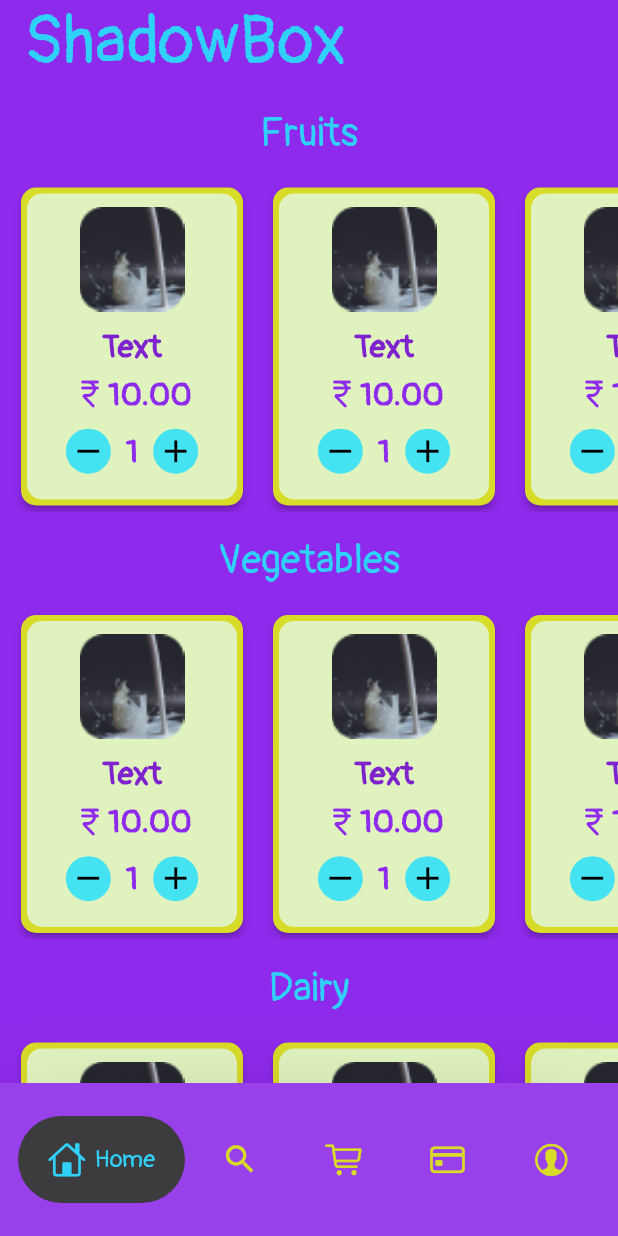
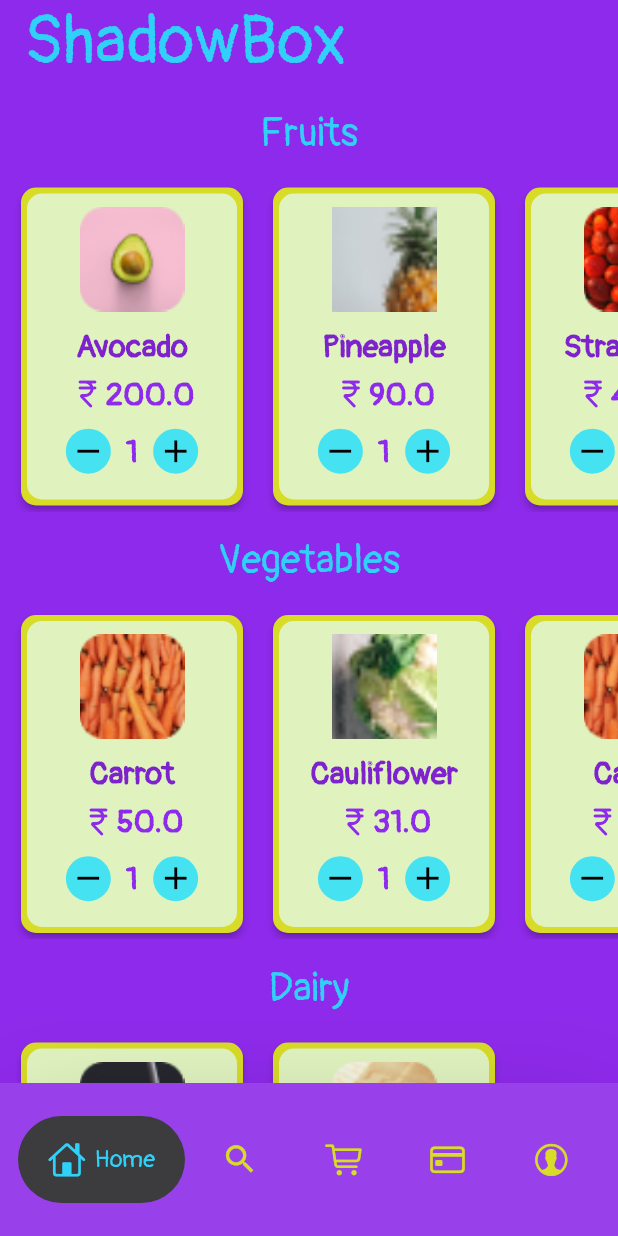
Before and after one commit to malik-vishu/GroceryApp_Flutter, a Flutter app: the screen it shows after launch, on a phone screen of 412 x 824 dp. Run offline on Flutter 3.47's test engine with Material 2 defaults, Android fonts, the phone set to English and light mode, and no system bars; drawn by our look-alikes of google_nav_bar, velocity_x; our stand-ins replace another_flutter_splash_screen, auto_size_text; missing offline and left inert: chip_list.

Commit message:
HomeScreen updated with data

```diff
--- a/lib/screens/cart_screen.dart
+++ b/lib/screens/cart_screen.dart
@@ -56,7 +56,7 @@ class CartScreen extends StatelessWidget {
                         style: const TextStyle(
                             color: MyThemes.headingBlueColor, fontSize: 40)),
                   ],
-                ).expand(),
+                ),
               ),
             ),
             OutlinedButton(
--- a/lib/screens/home_screen.dart
+++ b/lib/screens/home_screen.dart
@@ -1,13 +1,15 @@
-import 'package:flutter/cupertino.dart';
+import 'dart:developer';
+
 import 'package:flutter/material.dart';
+import 'package:grocery_app/utils/home_screen_row_data.dart';
 
 import 'package:grocery_app/widgets/themes.dart';
 import 'package:velocity_x/velocity_x.dart';
-
+import 'dart:core';
 import '../widgets/navigation.dart';
 
 class HomeScreen extends StatefulWidget {
-  HomeScreen({super.key});
+  const HomeScreen({super.key});
 
   @override
   State<HomeScreen> createState() => _HomeScreenState();
@@ -18,6 +20,13 @@ class _HomeScreenState extends State<HomeScreen> {
     return await Navigator.push(context,
         MaterialPageRoute(builder: (context) => const NavigationWidget()));
   }
+
+  // int lenV =
+  //     CartModel.allHomeData.where((element) => element.category == "V").length;
+  // int lenF =
+  //     CartModel.allHomeData.where((element) => element.category == "F").length;
+  // int lenD =
+  //     CartModel.allHomeData.where((element) => element.category == "D").length;
 
   @override
   Widget build(BuildContext context) {
@@ -38,6 +47,7 @@ class _HomeScreenState extends State<HomeScreen> {
             elevation: 0.0,
           ),
           body: VxScrollVertical(
+            // padding: EdgeInsets.zero,
             child: <Widget>[
               "Fruits"
                   .text
@@ -46,7 +56,9 @@ class _HomeScreenState extends State<HomeScreen> {
                   .color(MyThemes.headingBlueColor)
                   .make()
                   .py16(),
-            const RowOnHomeScreen(),
+              const RowOnHomeScreen(
+                  // length: lenF,
+                  category: "F"),
               "Vegetables"
                   .text
                   .fontFamily(MyThemes.headingFonts)
@@ -54,7 +66,10 @@ class _HomeScreenState extends State<HomeScreen> {
                   .color(MyThemes.headingBlueColor)
                   .make()
                   .py16(),
-            const RowOnHomeScreen(),
+              const RowOnHomeScreen(
+                // length: lenV,
+                category: "V",
+              ),
               "Dairy"
                   .text
                   .fontFamily(MyThemes.headingFonts)
@@ -62,26 +77,22 @@ class _HomeScreenState extends State<HomeScreen> {
                   .color(MyThemes.headingBlueColor)
                   .make()
                   .py16(),
-            const RowOnHomeScreen(),
+              const RowOnHomeScreen(
+                // length: lenD,
+                category: "D",
+              ),
             ].vStack(),
           ),
-        // floatingActionButtonLocation: FloatingActionButtonLocation.endTop,
-        // floatingActionButton: FloatingActionButton(
-        //     elevation: 2,
-        //     onPressed: () {},
-        //     backgroundColor: Colors.blue[400],
-        //     child: const Icon(
-        //       CupertinoIcons.cart,
-        //     )),
-      ),
-    );
+        ));
   }
 }
 
 class RowOnHomeScreen extends StatelessWidget {
   const RowOnHomeScreen({
     super.key,
+    required this.category,
   });
+  final String? category;
 
   @override
   Widget build(BuildContext context) {
@@ -89,9 +100,15 @@ class RowOnHomeScreen extends StatelessWidget {
       height: 220,
       child: ListView.builder(
         scrollDirection: Axis.horizontal,
-        itemCount: 5,
+        itemCount: CartModel.allHomeData.length,
         itemBuilder: (context, index) {
-          return const CardWidgetHomeScreen();
+          log("$index");
+          if (CartModel.allHomeData[index].category == category) {
+            log(CartModel.allHomeData[index].item);
+            log("$index");
+            return CardWidgetHomeScreen(item: CartModel.allHomeData[index]);
+          }
+          return Container();
         },
       ),
     );
@@ -99,9 +116,9 @@ class RowOnHomeScreen extends StatelessWidget {
 }
 
 class CardWidgetHomeScreen extends StatelessWidget {
-  const CardWidgetHomeScreen({
-    super.key,
-  });
+  const CardWidgetHomeScreen({super.key, required this.item});
+
+  final AllHomeRowsClass item;
 
   @override
   Widget build(BuildContext context) {
@@ -128,16 +145,16 @@ class CardWidgetHomeScreen extends StatelessWidget {
                 mainAxisAlignment: MainAxisAlignment.center,
                 crossAxisAlignment: CrossAxisAlignment.center,
                 children: [
-                  const Image(
+                  Image(
                     fit: BoxFit.cover,
-                    image: AssetImage("assets/images/Milk.png"),
+                    image: AssetImage(item.image),
                     width: 70,
                     height: 70,
                   ),
                   const SizedBox(
                     height: 10,
                   ),
-                  "Text".text.purple700.xl2.semiBold.make(),
+                  item.item.text.purple700.xl2.semiBold.make(),
                   const SizedBox(
                     height: 6,
                   ),
@@ -148,7 +165,7 @@ class CardWidgetHomeScreen extends StatelessWidget {
                         Icons.currency_rupee_rounded,
                         color: MyThemes.purple,
                       ),
-                      "10.00".text.xl2.bold.color(MyThemes.purple).make()
+                      item.cost.text.xl2.bold.color(MyThemes.purple).make()
                     ],
                   ),
                   Row(
@@ -253,17 +270,17 @@ class DrawerWidget extends StatelessWidget {
                     backgroundImage: AssetImage("assets/images/Mini1.png")),
               ),
             )),
-        ListTileWidget(title: "Home", leadingIcon: Icons.home_outlined),
-        ListTileWidget(
+        const ListTileWidget(title: "Home", leadingIcon: Icons.home_outlined),
+        const ListTileWidget(
             title: "johnxxx@gmail.com",
             leadingIcon: Icons.mail_outline_rounded),
-        ListTileWidget(
+        const ListTileWidget(
             title: "Wallet", leadingIcon: Icons.currency_rupee_sharp),
-        ListTileWidget(
+        const ListTileWidget(
           title: "Transaction History",
           leadingIcon: Icons.history,
         ),
-        ListTileWidget(
+        const ListTileWidget(
           title: "About",
           leadingIcon: Icons.person_pin_outlined,
         ),
@@ -273,7 +290,7 @@ class DrawerWidget extends StatelessWidget {
 }
 
 class ListTileWidget extends StatelessWidget {
-  ListTileWidget({
+  const ListTileWidget({
     super.key,
     required this.title,
     required this.leadingIcon,
--- /dev/null
+++ b/lib/utils/home_screen_row_data.dart
@@ -0,0 +1,48 @@
+class AllHomeRowsClass {
+  final String item;
+  final double cost;
+  final String image;
+  final String category;
+  AllHomeRowsClass({
+    required this.category,
+    required this.item,
+    required this.cost,
+    required this.image,
+  });
+}
+
+class CartModel {
+  static String path = "assets/images/";
+  static List<AllHomeRowsClass> allHomeData = [
+    AllHomeRowsClass(
+        category: "F", item: "Avocado", cost: 200, image: path + "Avocado.png"),
+    AllHomeRowsClass(
+        category: "F",
+        item: "Pineapple",
+        cost: 90,
+        image: path + "Pineapple.png"),
+    AllHomeRowsClass(
+        category: "F",
+        item: "Strawberry",
+        cost: 420,
+        image: path + "Strawberry.png"),
+    AllHomeRowsClass(
+        category: "F",
+        item: "Watermelon",
+        cost: 30,
+        image: path + "Watermelon.png"),
+    AllHomeRowsClass(
+        category: "V", item: "Carrot", cost: 50, image: path + "Carrot.png"),
+    AllHomeRowsClass(
+        category: "V",
+        item: "Cauliflower",
+        cost: 31,
+        image: path + "Cauliflower.png"),
+    AllHomeRowsClass(
+        category: "V", item: "Carrot", cost: 50, image: path + "Carrot.png"),
+    AllHomeRowsClass(
+        category: "D", item: "Milk", cost: 32, image: path + "Milk.png"),
+    AllHomeRowsClass(
+        category: "D", item: "Yogurt", cost: 70, image: path + "Yogurt.png")
+  ];
+}
--- a/pubspec.yaml
+++ b/pubspec.yaml
@@ -45,7 +45,8 @@ dev_dependencies:
   # package. See that file for information about deactivating specific lint
   # rules and activating additional ones.
   flutter_lints: ^2.0.0
-  velocity_x: ^4.1.0
+
+  velocity_x: ^4.1.1
   google_nav_bar: ^5.0.6
 
   chip_list: ^2.4.3+8
```
Also changed, not shown: pubspec.lock. Lines whose indentation alone changed are shown as unchanged.
